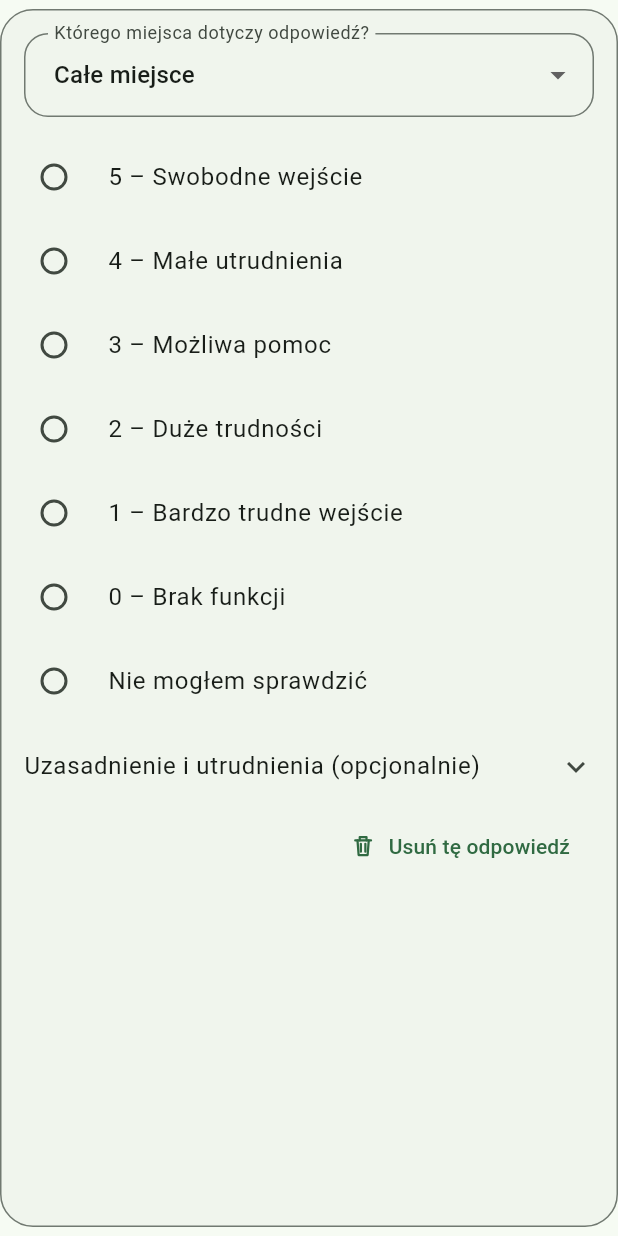
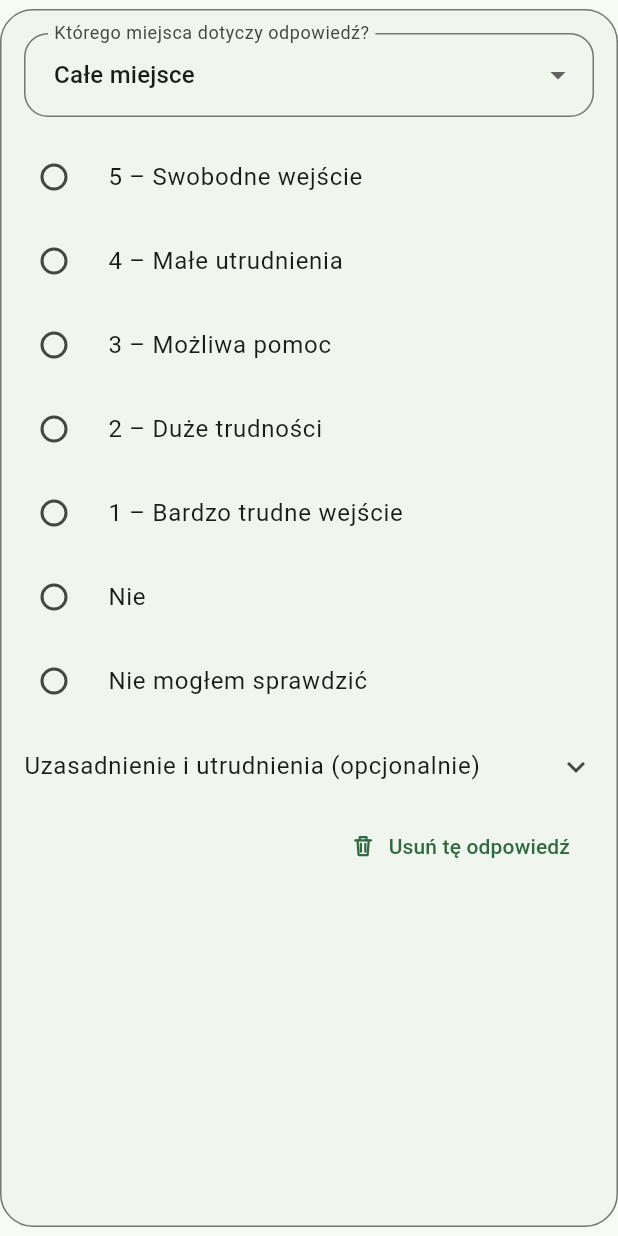
Before and after one commit to PeanutFromPoland/USpace, a Flutter app: the _AnswerCard widget shown alone on an empty page, opened directly with sample values from the repository, on a phone screen of 412 x 824 dp. Run offline on Flutter 3.47's test engine with Material 3 defaults, Android fonts, the phone set to English and light mode, and no system bars; our stand-ins replace flutter_map, flutter_secure_storage, flutter_svg, geocoding, geolocator, latlong2; accounts and stored records are empty.

```diff
--- a/frontend/mobile/lib/ui/api_app.dart
+++ b/frontend/mobile/lib/ui/api_app.dart
@@ -312,13 +312,16 @@ class _ApiHomeState extends State<ApiHome> {
       );
     },
     child: Scaffold(
-      body: switch (selected) {
+      body: KeyedSubtree(
+        key: ValueKey(selected),
+        child: switch (selected) {
           0 => apiSaved(widget.controller),
           1 => apiRewards(widget.controller),
           3 => ApiPreferences(controller: widget.controller),
           4 => apiProfile(widget.controller),
           _ => ApiBrowse(controller: widget.controller),
         },
+      ),
       bottomNavigationBar: KindSpotNavigation(
         selected: selected,
         onSelect: (value) => setState(() => selected = value),
--- a/frontend/mobile/lib/ui/graphics.dart
+++ b/frontend/mobile/lib/ui/graphics.dart
@@ -288,7 +288,7 @@ class KindSpotBackdrop extends StatelessWidget {
               child: ExcludeSemantics(
                 child: IgnorePointer(
                   child: Opacity(
-                    opacity: .045,
+                    opacity: .16,
                     child: LayoutBuilder(
                       builder: (context, constraints) {
                         final columns = (constraints.maxWidth / 112)
@@ -309,8 +309,8 @@ class KindSpotBackdrop extends StatelessWidget {
                           itemCount: columns * rows,
                           itemBuilder: (context, i) => Center(
                             child: SizedBox(
-                              width: 32,
-                              height: 32,
+                              width: 44,
+                              height: 44,
                               child: KindSpotGraphic(
                                 ids[i % ids.length],
                                 monochrome: true,
--- a/frontend/mobile/lib/ui/review_survey.dart
+++ b/frontend/mobile/lib/ui/review_survey.dart
@@ -670,8 +670,8 @@ String choiceLabel(SurveyQuestion question, AnswerChoice choice) =>
     switch (choice) {
       RatedChoice(:final rating) =>
         '$rating – ${question.feature.ratingLabels[rating - 1]}',
-      PresentChoice() => 'Tak, jest',
-      AbsentChoice() => '0 – Brak funkcji',
+      PresentChoice() => 'Tak',
+      AbsentChoice() => 'Nie',
       UnknownChoice() => 'Nie mogłem sprawdzić',
     };
 
@@ -727,7 +727,9 @@ class _AnswerCardState extends State<_AnswerCard> {
         for (var i = 5; i >= 1; i--) RatedChoice(i)
       else
         const PresentChoice(),
-      if (!widget.question.environmental) const AbsentChoice(),
+      if (!widget.question.environmental &&
+          widget.question.featureId != 'easy_controls')
+        const AbsentChoice(),
       const UnknownChoice(),
     ];
   }
```
Also changed, not shown: 7 other files. Lines whose indentation alone changed are shown as unchanged.
